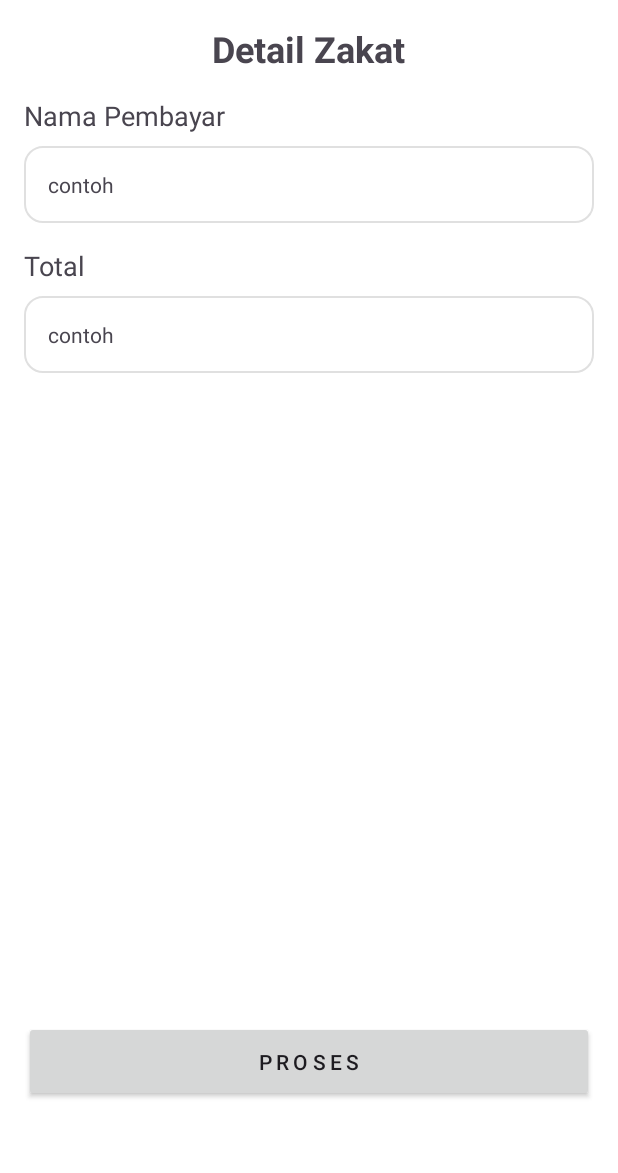
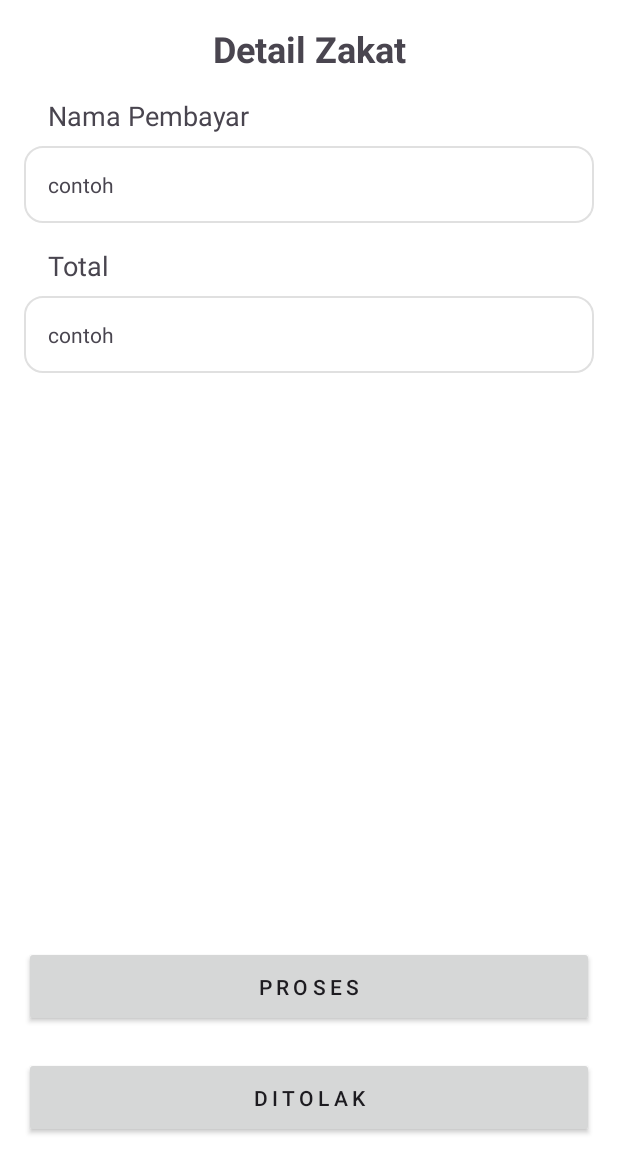
Before and after one commit to aryaenrico/admin-zakat, an Android app: the layout activity_detail_transfer.xml on its own in the app's theme, with its tools: preview values and no code run, on a phone screen of 412 x 824 dp. Shown: the top 1173 px of the screen. Run offline under Robolectric (Android 15) with nearby library versions, the phone set to English and light mode, and no system bars.

Commit message:
fitur reject

```diff
--- a/app/src/main/java/com/example/admin_zakat/Detail_Transfer.kt
+++ b/app/src/main/java/com/example/admin_zakat/Detail_Transfer.kt
@@ -2,6 +2,7 @@ package com.example.admin_zakat
 
 import android.content.Intent
 import android.os.Bundle
+import android.view.View
 import android.widget.Toast
 import androidx.appcompat.app.AppCompatActivity
 import com.bumptech.glide.Glide
@@ -67,6 +68,36 @@ class Detail_Transfer : AppCompatActivity() {
                 }
             })
         }
+
+        binding.btnReject.setOnClickListener {
+            binding.progressBar.visibility = View.VISIBLE
+            val client =ApiConfig.getApiService().reject(param.id_pembayaran)
+            client.enqueue(object : Callback<Response> {
+                override fun onResponse(
+                    call: Call<Response>,
+                    response: retrofit2.Response<Response>
+                ) {
+
+                    val responseBody = response.body()
+                    if (response.isSuccessful && responseBody != null) {
+                        if (responseBody.status =="sukses"){
+                            Toast.makeText(this@Detail_Transfer,"data berhasil diproses",Toast.LENGTH_SHORT).show()
+                            val intent = Intent(this@Detail_Transfer, daftar_transfer::class.java)
+                            intent.addFlags(Intent.FLAG_ACTIVITY_CLEAR_TASK or Intent.FLAG_ACTIVITY_NEW_TASK)
+                            startActivity(intent)
+                            finish()
+                        }
+                    } else {
+
+                    }
+                    binding.progressBar.visibility = View.GONE
+                }
+                override fun onFailure(call: Call<Response>, t: Throwable) {
+                    Toast.makeText(this@Detail_Transfer,t.message,Toast.LENGTH_SHORT).show()
+
+                }
+            })
+        }
     }
     private fun currency(data:Int):String{
         val locale = Locale("IND", "ID")
--- a/app/src/main/java/com/example/admin_zakat/daftar_transfer.kt
+++ b/app/src/main/java/com/example/admin_zakat/daftar_transfer.kt
@@ -31,8 +31,6 @@ class daftar_transfer : AppCompatActivity() {
                     val rvHeroes = findViewById<RecyclerView>(R.id.rv_daftar_transfer)
                     rvHeroes.layoutManager = LinearLayoutManager(this@daftar_transfer)
                     rvHeroes.adapter = ValidateTrsanferAdapater(responseBody.data)
-                    //Toast.makeText(this@daftar_transfer,responseBody.data[0].foto,Toast.LENGTH_SHORT).show()
-
                 } else {
 
                 }
--- a/app/src/main/java/com/example/admin_zakat/retrofit/ApiService.kt
+++ b/app/src/main/java/com/example/admin_zakat/retrofit/ApiService.kt
@@ -21,4 +21,8 @@ interface ApiService {
                        @Field("jumlah_tanggungan") jumlah_tanggugan: Int,
                        @Field("total_pembayaran") total_pembayaran: String,
                        @Field("foto") foto: String):Call<Response>
+
+    @FormUrlEncoded
+    @POST("reject.php")
+    fun reject(@Field("id") id_transaksi:Int):Call<Response>
 }
--- a/app/src/main/res/layout/activity_daftar_transfer.xml
+++ b/app/src/main/res/layout/activity_daftar_transfer.xml
@@ -14,6 +14,8 @@
         app:layout_constraintStart_toStartOf="parent"
         app:layout_constraintEnd_toEndOf="parent"
         android:textSize="28dp"
+        app:layout_constraintTop_toTopOf="parent"
+        app:layout_constraintBottom_toTopOf="@+id/rv_daftar_transfer"
         >
 
     </TextView>
--- a/app/src/main/res/layout/activity_detail_transfer.xml
+++ b/app/src/main/res/layout/activity_detail_transfer.xml
@@ -2,31 +2,46 @@
 <ScrollView xmlns:android="http://schemas.android.com/apk/res/android"
     android:layout_width="match_parent"
     android:layout_height="match_parent"
+    xmlns:app="http://schemas.android.com/apk/res-auto"
     android:background="@color/white"
     android:orientation="vertical"
     android:padding="16dp">
 
 
-    <LinearLayout
+    <androidx.constraintlayout.widget.ConstraintLayout
         android:layout_width="match_parent"
         android:layout_height="wrap_content"
-        android:orientation="vertical">
+      >
 
         <TextView
+            android:id="@+id/txt_detil_zakat"
             android:layout_width="wrap_content"
             android:layout_height="wrap_content"
             android:layout_gravity="center_horizontal"
             android:layout_marginBottom="16dp"
             android:text="Detail Zakat"
             android:textSize="24sp"
-            android:textStyle="bold" />
+            android:textStyle="bold"
+            app:layout_constraintStart_toStartOf="parent"
+            app:layout_constraintEnd_toEndOf="parent"
+            app:layout_constraintTop_toTopOf="parent"
+            app:layout_constraintBottom_toTopOf="@+id/txt_nama_pembayar"
+
+            />
 
         <TextView
+            android:id="@+id/txt_nama_pembayar"
             android:layout_width="wrap_content"
             android:layout_height="wrap_content"
             android:layout_marginBottom="8dp"
             android:text="Nama Pembayar"
-            android:textSize="18sp" />
+            android:textSize="18sp"
+            app:layout_constraintBottom_toTopOf="@id/tv_nama"
+            app:layout_constraintEnd_toEndOf="parent"
+            app:layout_constraintHorizontal_bias="0.065"
+            app:layout_constraintStart_toStartOf="parent"
+
+            app:layout_constraintTop_toBottomOf="@id/txt_detil_zakat" />
 
         <TextView
             android:id="@+id/tv_nama"
@@ -37,15 +52,25 @@
             android:drawablePadding="12dp"
             android:padding="16dp"
             android:text="contoh"
-            android:textSize="14sp" />
+            android:textSize="14sp"
+            app:layout_constraintStart_toStartOf="parent"
+            app:layout_constraintEnd_toEndOf="parent"
+            app:layout_constraintTop_toBottomOf="@id/txt_nama_pembayar"
+            app:layout_constraintBottom_toTopOf="@id/txt_total"/>
 
         <TextView
+            android:id="@+id/txt_total"
             android:layout_width="wrap_content"
             android:layout_height="wrap_content"
             android:layout_marginTop="16dp"
             android:layout_marginBottom="8dp"
             android:text="Total"
-            android:textSize="18sp" />
+            android:textSize="18sp"
+            app:layout_constraintBottom_toTopOf="@id/tv_jumlah"
+            app:layout_constraintEnd_toEndOf="parent"
+            app:layout_constraintHorizontal_bias="0.047"
+            app:layout_constraintStart_toStartOf="parent"
+            app:layout_constraintTop_toBottomOf="@+id/tv_nama" />
 
         <TextView
             android:id="@+id/tv_jumlah"
@@ -56,15 +81,25 @@
             android:inputType="number"
             android:padding="16dp"
             android:text="contoh"
-            android:textSize="14sp" />
+            android:textSize="14sp"
+            app:layout_constraintStart_toStartOf="parent"
+            app:layout_constraintEnd_toEndOf="parent"
+            app:layout_constraintTop_toBottomOf="@id/txt_total"
+            app:layout_constraintBottom_toTopOf="@+id/gambar"
+            />
 
 
         <ImageView
             android:id="@+id/gambar"
             android:layout_width="400dp"
-            android:layout_height="400dp"
+            android:layout_height="350dp"
             android:layout_marginTop="12dp"
-            android:scaleType="fitStart" />
+            android:scaleType="fitCenter"
+            app:layout_constraintStart_toStartOf="parent"
+            app:layout_constraintEnd_toEndOf="parent"
+            app:layout_constraintTop_toBottomOf="@+id/tv_jumlah"
+            app:layout_constraintBottom_toTopOf="@id/btProses"
+            />
 
         <androidx.appcompat.widget.AppCompatButton
             android:id="@+id/btProses"
@@ -73,9 +108,42 @@
             android:layout_marginTop="20dp"
             android:letterSpacing="0.2"
             android:text="Proses"
-            android:textStyle="normal" />
+            android:textStyle="normal"
+            app:layout_constraintStart_toStartOf="parent"
+            app:layout_constraintEnd_toEndOf="parent"
+            app:layout_constraintTop_toBottomOf="@+id/gambar"
+            app:layout_constraintBottom_toTopOf="@id/btnReject"
+            />
 
-    </LinearLayout>
+        <androidx.appcompat.widget.AppCompatButton
+            android:id="@+id/btnReject"
+            android:layout_width="match_parent"
+            android:layout_height="54dp"
+            android:layout_marginTop="20dp"
+            android:letterSpacing="0.2"
+            android:text="Ditolak"
+            android:textStyle="normal"
+            app:layout_constraintStart_toStartOf="parent"
+            app:layout_constraintEnd_toEndOf="parent"
+            app:layout_constraintTop_toBottomOf="@id/btProses"
+            app:layout_constraintBottom_toBottomOf="parent"
+            android:layout_marginBottom="20dp"
+            />
+
+        <ProgressBar
+            android:id="@+id/progressBar"
+            style="?android:attr/progressBarStyle"
+            android:layout_width="wrap_content"
+            android:layout_height="wrap_content"
+            android:visibility="gone"
+            app:layout_constraintBottom_toBottomOf="parent"
+            app:layout_constraintEnd_toEndOf="parent"
+            app:layout_constraintStart_toStartOf="parent"
+            app:layout_constraintTop_toTopOf="parent"
+            />
+
+
+    </androidx.constraintlayout.widget.ConstraintLayout>
 
 
 </ScrollView>
```
